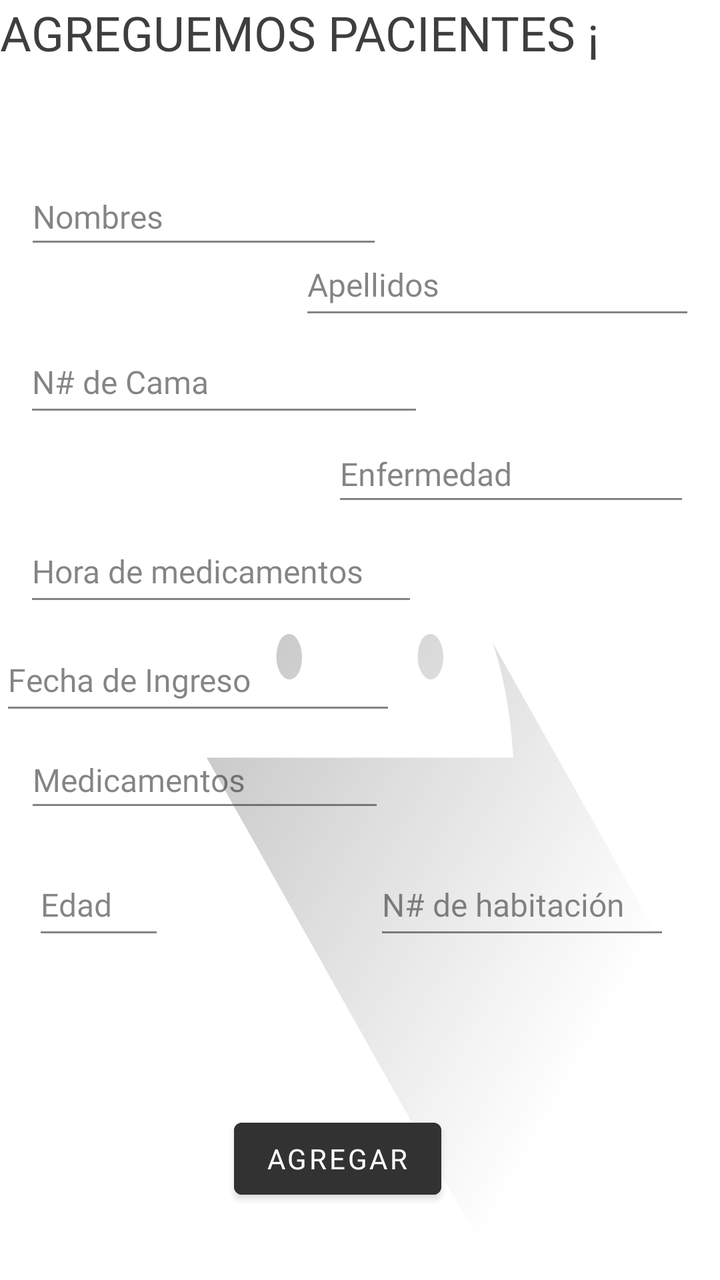
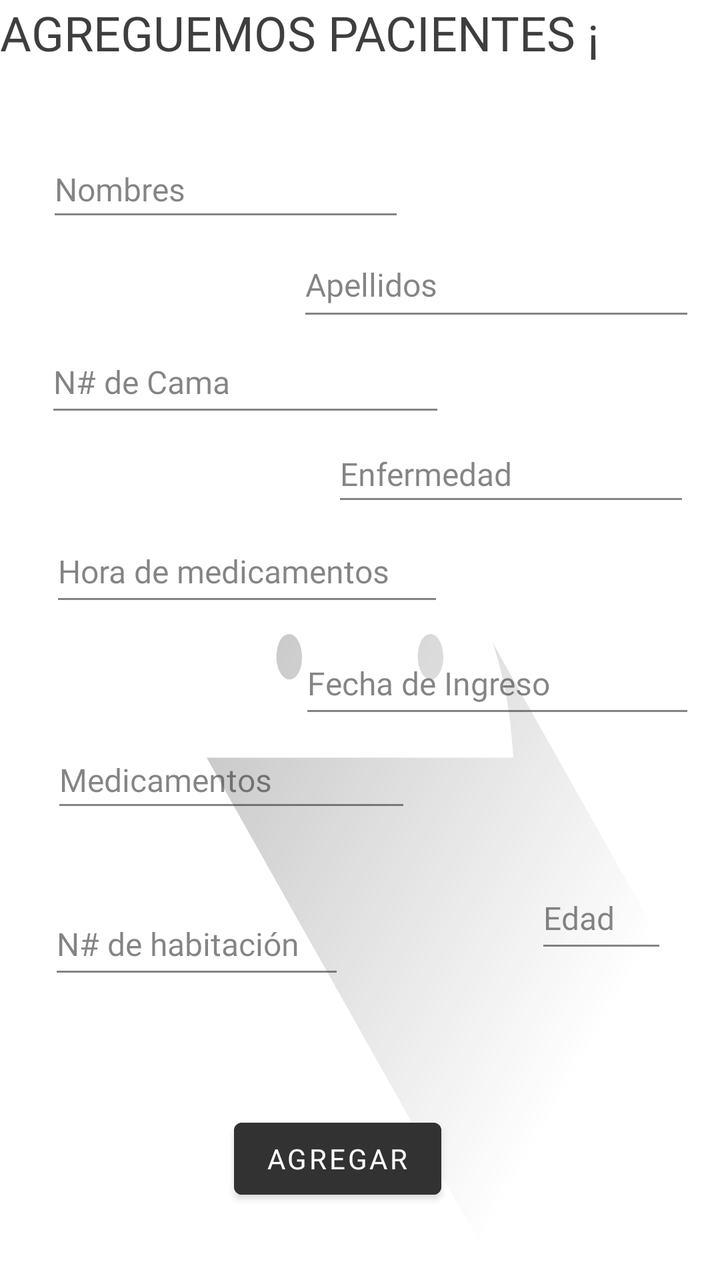

Compare the two renders of this Android layout. The source of the first and the diff that turns it into the second are given below.
<!-- AndroidManifest.xml: application theme Theme.FormativeProject -->
<!-- res/layout/fragment_add_patient.xml -->
<?xml version="1.0" encoding="utf-8"?>
<androidx.constraintlayout.widget.ConstraintLayout xmlns:android="http://schemas.android.com/apk/res/android"
    xmlns:app="http://schemas.android.com/apk/res-auto"
    xmlns:tools="http://schemas.android.com/tools"
    android:layout_width="match_parent"
    android:layout_height="match_parent"
    android:alpha="0.8"
    android:background="@drawable/ic_launcher_foreground"
    tools:context=".ui.patients.PatientsFragment">


    <TextView
        android:id="@+id/txtEditTicket"
        android:layout_width="wrap_content"
        android:layout_height="wrap_content"
        android:fontFamily="@font/poppins_bold"
        android:text="AGREGUEMOS PACIENTES ¡"
        android:textColor="#0E0E0F"
        android:textColorLink="#000000"
        android:textSize="24sp"
        tools:layout_editor_absoluteX="49dp"
        tools:layout_editor_absoluteY="35dp" />

    <EditText
        android:id="@+id/txtAddmissionDate"
        android:layout_width="198dp"
        android:layout_height="48dp"
        android:ems="10"
        android:fontFamily="@font/poppins"
        android:hint="Fecha de Ingreso"
        android:inputType="text"
        android:textColor="#343434"
        android:textSize="16sp"
        app:layout_constraintBottom_toBottomOf="parent"
        app:layout_constraintTop_toTopOf="parent"
        app:layout_constraintVertical_bias="0.531"
        tools:layout_editor_absoluteX="182dp" />

    <EditText
        android:id="@+id/txtName"
        android:layout_width="179dp"
        android:layout_height="45dp"
        android:ems="10"
        android:fontFamily="@font/poppins"
        android:hint="Nombres"
        android:inputType="text"
        android:textColor="#343434"
        android:textSize="16sp"
        app:layout_constraintBottom_toBottomOf="parent"
        app:layout_constraintEnd_toEndOf="parent"
        app:layout_constraintHorizontal_bias="0.068"
        app:layout_constraintStart_toStartOf="parent"
        app:layout_constraintTop_toTopOf="parent"
        app:layout_constraintVertical_bias="0.142" />

    <EditText
        android:id="@+id/txtLastName"
        android:layout_width="198dp"
        android:layout_height="48dp"
        android:ems="10"
        android:fontFamily="@font/poppins"
        android:hint="Apellidos"
        android:inputType="text"
        android:textColor="#343434"
        android:textSize="16sp"
        app:layout_constraintBottom_toBottomOf="parent"
        app:layout_constraintEnd_toEndOf="parent"
        app:layout_constraintHorizontal_bias="0.924"
        app:layout_constraintStart_toStartOf="parent"
        app:layout_constraintTop_toTopOf="parent"
        app:layout_constraintVertical_bias="0.197" />

    <EditText
        android:id="@+id/txtMedication"
        android:layout_width="180dp"
        android:layout_height="45dp"
        android:ems="10"
        android:fontFamily="@font/poppins"
        android:hint="Medicamentos"
        android:inputType="text"
        android:textColor="#343434"
        android:textSize="16sp"
        app:layout_constraintBottom_toBottomOf="parent"
        app:layout_constraintEnd_toEndOf="parent"
        app:layout_constraintHorizontal_bias="0.069"
        app:layout_constraintStart_toStartOf="parent"
        app:layout_constraintTop_toTopOf="parent"
        app:layout_constraintVertical_bias="0.615" />

    <EditText
        android:id="@+id/txtMedicationTime"
        android:layout_width="197dp"
        android:layout_height="48dp"
        android:ems="10"
        android:fontFamily="@font/poppins"
        android:hint="Hora de medicamentos"
        android:inputType="text"
        android:textColor="#343434"
        android:textSize="16sp"
        app:layout_constraintBottom_toBottomOf="parent"
        app:layout_constraintEnd_toEndOf="parent"
        app:layout_constraintHorizontal_bias="0.074"
        app:layout_constraintStart_toStartOf="parent"
        app:layout_constraintTop_toTopOf="parent"
        app:layout_constraintVertical_bias="0.439" />

    <EditText
        android:id="@+id/txtDisease"
        android:layout_width="179dp"
        android:layout_height="45dp"
        android:ems="10"
        android:fontFamily="@font/poppins"
        android:hint="Enfermedad"
        android:inputType="text"
        android:textColor="#343434"
        android:textSize="16sp"
        app:layout_constraintBottom_toBottomOf="parent"
        app:layout_constraintEnd_toEndOf="parent"
        app:layout_constraintHorizontal_bias="0.918"
        app:layout_constraintStart_toStartOf="parent"
        app:layout_constraintTop_toTopOf="parent"
        app:layout_constraintVertical_bias="0.358" />

    <EditText
        android:id="@+id/txtRoomNumber"
        android:layout_width="148dp"
        android:layout_height="48dp"
        android:ems="10"
        android:fontFamily="@font/poppins"
        android:hint="N# de habitación"
        android:inputType="number"
        android:textSize="16sp"
        app:layout_constraintBottom_toBottomOf="parent"
        app:layout_constraintEnd_toEndOf="parent"
        app:layout_constraintHorizontal_bias="0.882"
        app:layout_constraintStart_toStartOf="parent"
        app:layout_constraintTop_toTopOf="parent"
        app:layout_constraintVertical_bias="0.721" />

    <EditText
        android:id="@+id/txtAge"
        android:layout_width="66dp"
        android:layout_height="48dp"
        android:ems="10"
        android:fontFamily="@font/poppins"
        android:hint="Edad"
        android:inputType="number"
        android:textSize="16sp"
        app:layout_constraintBottom_toBottomOf="parent"
        app:layout_constraintEnd_toEndOf="parent"
        app:layout_constraintHorizontal_bias="0.055"
        app:layout_constraintStart_toStartOf="parent"
        app:layout_constraintTop_toTopOf="parent"
        app:layout_constraintVertical_bias="0.721" />

    <EditText
        android:id="@+id/txtBedNumber"
        android:layout_width="200dp"
        android:layout_height="48dp"
        android:ems="10"
        android:fontFamily="@font/poppins"
        android:hint="N# de Cama"
        android:inputType="number"
        android:textSize="16sp"
        app:layout_constraintBottom_toBottomOf="parent"
        app:layout_constraintEnd_toEndOf="parent"
        app:layout_constraintHorizontal_bias="0.075"
        app:layout_constraintStart_toStartOf="parent"
        app:layout_constraintTop_toTopOf="parent"
        app:layout_constraintVertical_bias="0.279" />

    <Button
        android:id="@+id/btnAddPatient"
        android:layout_width="wrap_content"
        android:layout_height="wrap_content"
        android:backgroundTint="#000000"
        android:fontFamily="@font/poppins_bold"
        android:text="Agregar"
        android:textColor="#FDFFFF"
        app:layout_constraintBottom_toBottomOf="parent"
        app:layout_constraintEnd_toEndOf="parent"
        app:layout_constraintHorizontal_bias="0.456"
        app:layout_constraintStart_toStartOf="parent"
        app:layout_constraintTop_toTopOf="parent"
        app:layout_constraintVertical_bias="0.938" />


</androidx.constraintlayout.widget.ConstraintLayout>
<!-- resources referenced by this layout -->
<resources>
  <!-- drawable ic_launcher_foreground (drawable) -->
  <vector xmlns:android="http://schemas.android.com/apk/res/android"
      xmlns:aapt="http://schemas.android.com/aapt"
      android:width="108dp"
      android:height="108dp"
      android:viewportWidth="108"
      android:viewportHeight="108">
      <path android:pathData="M31,63.928c0,0 6.4,-11 12.1,-13.1c7.2,-2.6 26,-1.4 26,-1.4l38.1,38.1L107,108.928l-32,-1L31,63.928z">
          <aapt:attr name="android:fillColor">
              <gradient
                  android:endX="85.84757"
                  android:endY="92.4963"
                  android:startX="42.9492"
                  android:startY="49.59793"
                  android:type="linear">
                  <item
                      android:color="#44000000"
                      android:offset="0.0" />
                  <item
                      android:color="#00000000"
                      android:offset="1.0" />
              </gradient>
          </aapt:attr>
      </path>
      <path
          android:fillColor="#FFFFFF"
          android:fillType="nonZero"
          android:pathData="M65.3,45.828l3.8,-6.6c0.2,-0.4 0.1,-0.9 -0.3,-1.1c-0.4,-0.2 -0.9,-0.1 -1.1,0.3l-3.9,6.7c-6.3,-2.8 -13.4,-2.8 -19.7,0l-3.9,-6.7c-0.2,-0.4 -0.7,-0.5 -1.1,-0.3C38.8,38.328 38.7,38.828 38.9,39.228l3.8,6.6C36.2,49.428 31.7,56.028 31,63.928h46C76.3,56.028 71.8,49.428 65.3,45.828zM43.4,57.328c-0.8,0 -1.5,-0.5 -1.8,-1.2c-0.3,-0.7 -0.1,-1.5 0.4,-2.1c0.5,-0.5 1.4,-0.7 2.1,-0.4c0.7,0.3 1.2,1 1.2,1.8C45.3,56.528 44.5,57.328 43.4,57.328L43.4,57.328zM64.6,57.328c-0.8,0 -1.5,-0.5 -1.8,-1.2s-0.1,-1.5 0.4,-2.1c0.5,-0.5 1.4,-0.7 2.1,-0.4c0.7,0.3 1.2,1 1.2,1.8C66.5,56.528 65.6,57.328 64.6,57.328L64.6,57.328z"
          android:strokeWidth="1"
          android:strokeColor="#00000000" />
  </vector>
  <style name="Theme.FormativeProject" parent="Theme.MaterialComponents.DayNight.DarkActionBar">
          
          <item name="colorPrimary">@color/cardview_dark_background</item>
          <item name="colorPrimaryVariant">@color/cardview_dark_background</item>
          <item name="colorOnPrimary">@color/white</item>
          
          <item name="colorSecondary">@color/teal_200</item>
          <item name="colorSecondaryVariant">@color/teal_700</item>
          <item name="colorOnSecondary">@color/black</item>
          
          <item name="android:statusBarColor">?attr/colorPrimaryVariant</item>
          
      </style>
  <color name="white">#FFFFFFFF</color>
  <color name="teal_200">#FF03DAC5</color>
  <color name="teal_700">#FF018786</color>
  <color name="black">#FF000000</color>
</resources>

<!-- the commit's change to res/layout/fragment_add_patient.xml (unified diff, before → after) -->
@@ -18,8 +18,8 @@
         android:textColor="#0E0E0F"
         android:textColorLink="#000000"
         android:textSize="24sp"
-        tools:layout_editor_absoluteX="49dp"
-        tools:layout_editor_absoluteY="35dp" />
+        tools:layout_editor_absoluteX="46dp"
+        tools:layout_editor_absoluteY="29dp" />
 
     <EditText
         android:id="@+id/txtAddmissionDate"
@@ -32,9 +32,11 @@
         android:textColor="#343434"
         android:textSize="16sp"
         app:layout_constraintBottom_toBottomOf="parent"
+        app:layout_constraintEnd_toEndOf="parent"
+        app:layout_constraintHorizontal_bias="0.924"
+        app:layout_constraintStart_toStartOf="parent"
         app:layout_constraintTop_toTopOf="parent"
-        app:layout_constraintVertical_bias="0.531"
-        tools:layout_editor_absoluteX="182dp" />
+        app:layout_constraintVertical_bias="0.534" />
 
     <EditText
         android:id="@+id/txtName"
@@ -48,15 +50,15 @@
         android:textSize="16sp"
         app:layout_constraintBottom_toBottomOf="parent"
         app:layout_constraintEnd_toEndOf="parent"
-        app:layout_constraintHorizontal_bias="0.068"
+        app:layout_constraintHorizontal_bias="0.129"
         app:layout_constraintStart_toStartOf="parent"
         app:layout_constraintTop_toTopOf="parent"
-        app:layout_constraintVertical_bias="0.142" />
+        app:layout_constraintVertical_bias="0.119" />
 
     <EditText
         android:id="@+id/txtLastName"
-        android:layout_width="198dp"
-        android:layout_height="48dp"
+        android:layout_width="199dp"
+        android:layout_height="49dp"
         android:ems="10"
         android:fontFamily="@font/poppins"
         android:hint="Apellidos"
@@ -82,7 +84,7 @@
         android:textSize="16sp"
         app:layout_constraintBottom_toBottomOf="parent"
         app:layout_constraintEnd_toEndOf="parent"
-        app:layout_constraintHorizontal_bias="0.069"
+        app:layout_constraintHorizontal_bias="0.142"
         app:layout_constraintStart_toStartOf="parent"
         app:layout_constraintTop_toTopOf="parent"
         app:layout_constraintVertical_bias="0.615" />
@@ -99,7 +101,7 @@
         android:textSize="16sp"
         app:layout_constraintBottom_toBottomOf="parent"
         app:layout_constraintEnd_toEndOf="parent"
-        app:layout_constraintHorizontal_bias="0.074"
+        app:layout_constraintHorizontal_bias="0.154"
         app:layout_constraintStart_toStartOf="parent"
         app:layout_constraintTop_toTopOf="parent"
         app:layout_constraintVertical_bias="0.439" />
@@ -132,10 +134,10 @@
         android:textSize="16sp"
         app:layout_constraintBottom_toBottomOf="parent"
         app:layout_constraintEnd_toEndOf="parent"
-        app:layout_constraintHorizontal_bias="0.882"
+        app:layout_constraintHorizontal_bias="0.114"
         app:layout_constraintStart_toStartOf="parent"
         app:layout_constraintTop_toTopOf="parent"
-        app:layout_constraintVertical_bias="0.721" />
+        app:layout_constraintVertical_bias="0.754" />
 
     <EditText
         android:id="@+id/txtAge"
@@ -148,10 +150,10 @@
         android:textSize="16sp"
         app:layout_constraintBottom_toBottomOf="parent"
         app:layout_constraintEnd_toEndOf="parent"
-        app:layout_constraintHorizontal_bias="0.055"
+        app:layout_constraintHorizontal_bias="0.91"
         app:layout_constraintStart_toStartOf="parent"
         app:layout_constraintTop_toTopOf="parent"
-        app:layout_constraintVertical_bias="0.721" />
+        app:layout_constraintVertical_bias="0.732" />
 
     <EditText
         android:id="@+id/txtBedNumber"
@@ -164,7 +166,7 @@
         android:textSize="16sp"
         app:layout_constraintBottom_toBottomOf="parent"
         app:layout_constraintEnd_toEndOf="parent"
-        app:layout_constraintHorizontal_bias="0.075"
+        app:layout_constraintHorizontal_bias="0.142"
         app:layout_constraintStart_toStartOf="parent"
         app:layout_constraintTop_toTopOf="parent"
         app:layout_constraintVertical_bias="0.279" />
